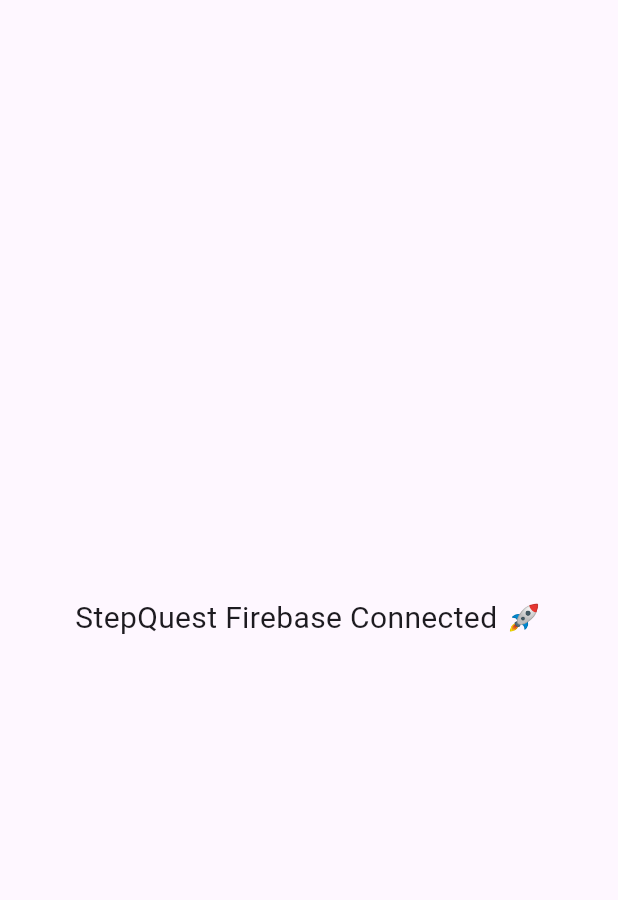
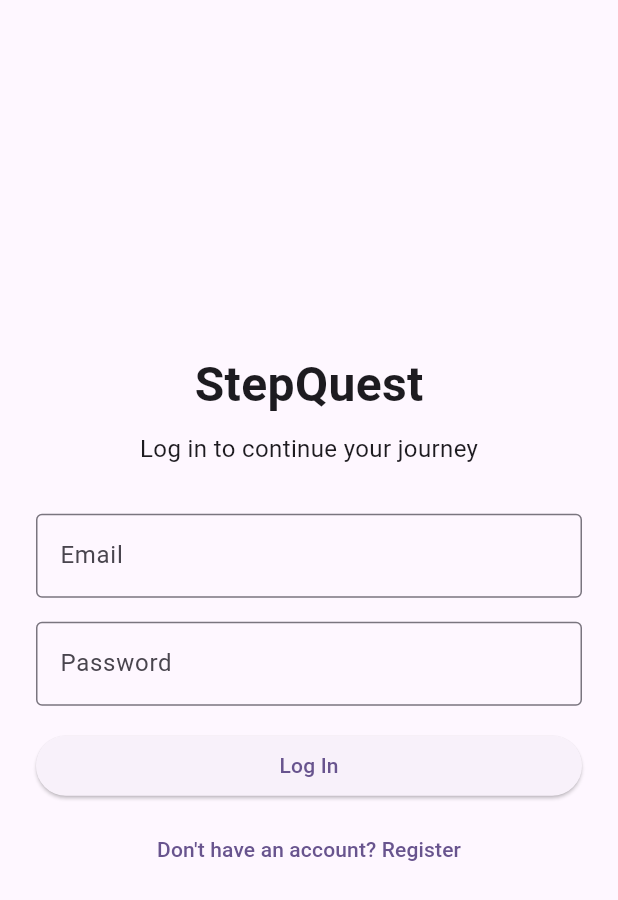
Before and after one commit to kevinlam13/StepQuest, a Flutter app: the screen it shows after launch, on a phone screen of 412 x 824 dp. Shown: the top 900 px of the screen. Run offline on Flutter 3.47's test engine with Material 3 defaults, Android fonts, the phone set to English and light mode, and no system bars; our stand-ins replace firebase_auth, firebase_core; accounts and stored records are empty.

Commit message:
feat: add email/password authentication flow for StepQuest

```diff
--- a/lib/main.dart
+++ b/lib/main.dart
@@ -1,8 +1,13 @@
 import 'package:flutter/material.dart';
 import 'package:firebase_core/firebase_core.dart';
+import 'package:firebase_auth/firebase_auth.dart';
+
 import 'firebase_options.dart';
+import 'services/auth_service.dart';
+import 'screens/home_screen.dart';
+import 'screens/login_screen.dart';
 
-void main() async {
+Future<void> main() async {
   WidgetsFlutterBinding.ensureInitialized();
   await Firebase.initializeApp(
     options: DefaultFirebaseOptions.currentPlatform,
@@ -16,15 +21,40 @@
   @override
   Widget build(BuildContext context) {
     return MaterialApp(
+      title: 'StepQuest',
       debugShowCheckedModeBanner: false,
-      home: const Scaffold(
-        body: Center(
-          child: Text(
-            'StepQuest Firebase Connected 🚀',
-            style: TextStyle(fontSize: 20),
-          ),
-        ),
+      theme: ThemeData(
+        colorScheme: ColorScheme.fromSeed(seedColor: Colors.deepPurple),
+        useMaterial3: true,
       ),
+      home: const AuthGate(),
     );
   }
 }
+
+/// Listens to FirebaseAuth auth state and shows either Login or Home.
+class AuthGate extends StatelessWidget {
+  const AuthGate({super.key});
+
+  @override
+  Widget build(BuildContext context) {
+    return StreamBuilder<User?>(
+      stream: AuthService.instance.authStateChanges(),
+      builder: (context, snapshot) {
+        if (snapshot.connectionState == ConnectionState.waiting) {
+          return const Scaffold(
+            body: Center(
+              child: CircularProgressIndicator(),
+            ),
+          );
+        }
+
+        if (snapshot.hasData) {
+          return const HomeScreen();
+        } else {
+          return const LoginScreen();
+        }
+      },
+    );
+  }
+}
--- /dev/null
+++ b/lib/screens/login_screen.dart
@@ -0,0 +1,136 @@
+import 'package:flutter/material.dart';
+import '../services/auth_service.dart';
+import 'register_screen.dart';
+
+class LoginScreen extends StatefulWidget {
+  const LoginScreen({super.key});
+
+  @override
+  State<LoginScreen> createState() => _LoginScreenState();
+}
+
+class _LoginScreenState extends State<LoginScreen> {
+  final _emailController = TextEditingController();
+  final _passwordController = TextEditingController();
+
+  bool _isLoading = false;
+  String? _errorMessage;
+
+  @override
+  void dispose() {
+    _emailController.dispose();
+    _passwordController.dispose();
+    super.dispose();
+  }
+
+  Future<void> _handleLogin() async {
+    setState(() {
+      _isLoading = true;
+      _errorMessage = null;
+    });
+
+    try {
+      await AuthService.instance.signInWithEmail(
+        email: _emailController.text,
+        password: _passwordController.text,
+      );
+      // AuthGate in main.dart will handle navigation based on auth state.
+    } catch (e) {
+      setState(() {
+        _errorMessage = e.toString();
+      });
+    } finally {
+      if (mounted) {
+        setState(() {
+          _isLoading = false;
+        });
+      }
+    }
+  }
+
+  void _goToRegister() {
+    Navigator.of(context).push(
+      MaterialPageRoute(builder: (_) => const RegisterScreen()),
+    );
+  }
+
+  @override
+  Widget build(BuildContext context) {
+    return Scaffold(
+      body: Center(
+        child: SingleChildScrollView(
+          padding: const EdgeInsets.symmetric(horizontal: 24.0),
+          child: Column(
+            mainAxisSize: MainAxisSize.min,
+            children: [
+              const Text(
+                'StepQuest',
+                style: TextStyle(
+                  fontSize: 32,
+                  fontWeight: FontWeight.bold,
+                ),
+              ),
+              const SizedBox(height: 8),
+              const Text(
+                'Log in to continue your journey',
+                style: TextStyle(fontSize: 16),
+              ),
+              const SizedBox(height: 32),
+
+              TextField(
+                controller: _emailController,
+                keyboardType: TextInputType.emailAddress,
+                decoration: const InputDecoration(
+                  labelText: 'Email',
+                  border: OutlineInputBorder(),
+                ),
+              ),
+              const SizedBox(height: 16),
+
+              TextField(
+                controller: _passwordController,
+                obscureText: true,
+                decoration: const InputDecoration(
+                  labelText: 'Password',
+                  border: OutlineInputBorder(),
+                ),
+              ),
+
+              const SizedBox(height: 16),
+
+              if (_errorMessage != null)
+                Padding(
+                  padding: const EdgeInsets.only(bottom: 8.0),
+                  child: Text(
+                    _errorMessage!,
+                    style: const TextStyle(color: Colors.red),
+                  ),
+                ),
+
+              SizedBox(
+                width: double.infinity,
+                child: ElevatedButton(
+                  onPressed: _isLoading ? null : _handleLogin,
+                  child: _isLoading
+                      ? const SizedBox(
+                    height: 16,
+                    width: 16,
+                    child: CircularProgressIndicator(strokeWidth: 2),
+                  )
+                      : const Text('Log In'),
+                ),
+              ),
+
+              const SizedBox(height: 8),
+
+              TextButton(
+                onPressed: _isLoading ? null : _goToRegister,
+                child: const Text("Don't have an account? Register"),
+              ),
+            ],
+          ),
+        ),
+      ),
+    );
+  }
+}
--- /dev/null
+++ b/lib/services/auth_service.dart
@@ -0,0 +1,80 @@
+import 'package:firebase_auth/firebase_auth.dart';
+
+/// Simple wrapper around FirebaseAuth for StepQuest.
+/// Handles login, registration, and sign out.
+class AuthService {
+  AuthService._internal();
+
+  static final AuthService instance = AuthService._internal();
+
+  final FirebaseAuth _firebaseAuth = FirebaseAuth.instance;
+
+  /// Stream of auth state changes (signed in / signed out).
+  Stream<User?> authStateChanges() => _firebaseAuth.authStateChanges();
+
+  /// Currently signed-in user (or null).
+  User? get currentUser => _firebaseAuth.currentUser;
+
+  /// Register a new user with email + password.
+  /// Throws a string message on error (for easy UI display).
+  Future<User?> registerWithEmail({
+    required String email,
+    required String password,
+  }) async {
+    try {
+      final credential = await _firebaseAuth.createUserWithEmailAndPassword(
+        email: email.trim(),
+        password: password.trim(),
+      );
+      return credential.user;
+    } on FirebaseAuthException catch (e) {
+      throw _mapFirebaseAuthException(e);
+    } catch (_) {
+      throw 'Something went wrong. Please try again.';
+    }
+  }
+
+  /// Sign in with email + password.
+  Future<User?> signInWithEmail({
+    required String email,
+    required String password,
+  }) async {
+    try {
+      final credential = await _firebaseAuth.signInWithEmailAndPassword(
+        email: email.trim(),
+        password: password.trim(),
+      );
+      return credential.user;
+    } on FirebaseAuthException catch (e) {
+      throw _mapFirebaseAuthException(e);
+    } catch (_) {
+      throw 'Something went wrong. Please try again.';
+    }
+  }
+
+  /// Sign out the current user.
+  Future<void> signOut() async {
+    await _firebaseAuth.signOut();
+  }
+
+  String _mapFirebaseAuthException(FirebaseAuthException e) {
+    switch (e.code) {
+      case 'invalid-email':
+        return 'The email address is not valid.';
+      case 'user-disabled':
+        return 'This user has been disabled.';
+      case 'user-not-found':
+        return 'No user found for that email.';
+      case 'wrong-password':
+        return 'Incorrect password.';
+      case 'email-already-in-use':
+        return 'An account already exists for that email.';
+      case 'weak-password':
+        return 'Password is too weak (min 6 characters).';
+      case 'operation-not-allowed':
+        return 'Email/password sign-in is not enabled.';
+      default:
+        return e.message ?? 'Authentication error. Please try again.';
+    }
+  }
+}
```
Also changed, not shown: lib/screens/home_screen.dart (added, +34 -0 lines), lib/screens/register_screen.dart (added, +146 -0 lines).
